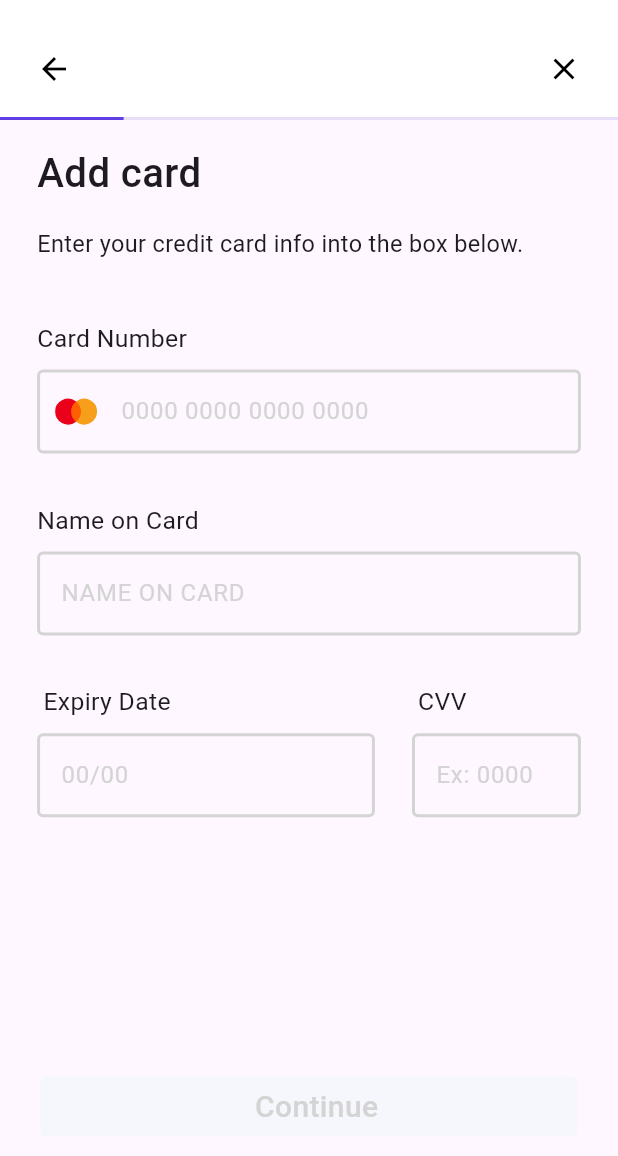
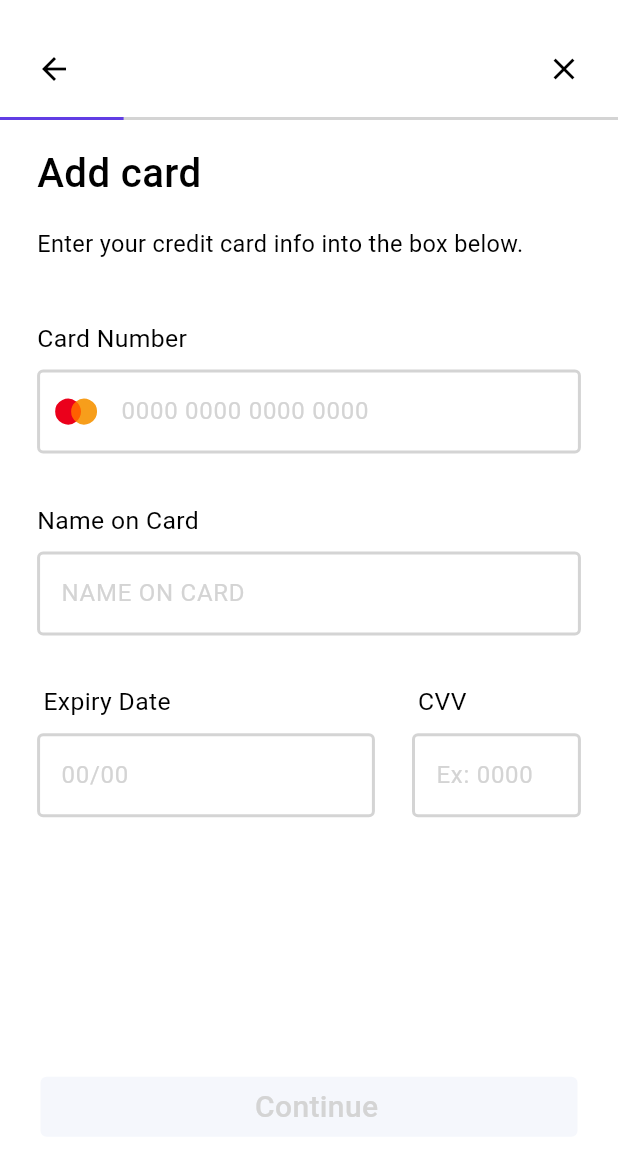
Before and after one commit to Mohammadalsalhi55/forex, a Flutter app: the screen it shows after launch, after a tap on "Add your card", on a phone screen of 412 x 824 dp. Shown: the top 1156 px of the screen. Run offline on Flutter 3.47's test engine with Material 3 defaults, Android fonts, the light colour scheme and no system bars; our stand-ins replace flutter_otp_text_field, flutter_svg.

Commit message:
the light mode is done

```diff
--- /dev/null
+++ b/forex/devtools_options.yaml
@@ -0,0 +1,3 @@
+description: This file stores settings for Dart & Flutter DevTools.
+documentation: https://docs.flutter.dev/tools/devtools/extensions#configure-extension-enablement-states
+extensions:
--- a/forex/lib/main.dart
+++ b/forex/lib/main.dart
@@ -1,17 +1,19 @@
 import 'package:flutter/material.dart';
-import 'package:forex/light/add_card.dart';
-import 'package:forex/light/number_card.dart';
-import 'package:forex/light/successfully_added.dart';
-import 'package:forex/light/verify_card.dart';
+import 'package:forex/pages/add_card.dart';
+import 'package:forex/pages/number_card.dart';
+import 'package:forex/pages/successfully_added.dart';
+import 'package:forex/pages/verify_card.dart';
+import 'package:forex/themes/theme_provider.dart';
+import 'package:provider/provider.dart';
 
 void main() {
-  runApp(const MyApp());
+  runApp(ChangeNotifierProvider<ThemeProvider>(
+      create: (_) => ThemeProvider(), child: MyApp()));
 }
 
 class MyApp extends StatelessWidget {
   const MyApp({super.key});
 
-  // This widget is the root of your application.
   @override
   Widget build(BuildContext context) {
     return MaterialApp(
@@ -21,6 +23,7 @@
         '/successfullyadded': (context) => const SuccessfullyAdded(),
       },
       debugShowCheckedModeBanner: false,
+      theme: Provider.of<ThemeProvider>(context).themeData,
       home: const AddingCard(),
     );
   }
--- a/forex/lib/light/add_card.dart
+++ b/forex/lib/pages/add_card.dart
@@ -1,5 +1,6 @@
 import 'package:flutter/material.dart';
 import 'package:forex/componenet/button_widget.dart';
+import 'package:forex/componenet/my_drawer.dart';
 
 class AddingCard extends StatelessWidget {
   const AddingCard({super.key});
--- /dev/null
+++ b/forex/lib/themes/dark_mode.dart
@@ -0,0 +1,11 @@
+// ignore_for_file: deprecated_member_use
+
+import 'package:flutter/material.dart';
+
+ThemeData darkMode = ThemeData(
+    colorScheme: ColorScheme.dark(
+  background: Color(0xFF1D2939),
+  primary: Color(0xFF613DE4),
+  secondary: Color(0xFF475467),
+  inversePrimary: Color(0xFF101828),
+));
--- /dev/null
+++ b/forex/lib/themes/light_mode.dart
@@ -0,0 +1,11 @@
+// ignore_for_file: deprecated_member_use
+
+import 'package:flutter/material.dart';
+
+ThemeData lightMode = ThemeData(
+    colorScheme: ColorScheme.light(
+  background: Colors.white,
+  primary: const Color(0xFF613DE4),
+  secondary: Color(0xFFD4D4D4),
+  inversePrimary: Color(0xFFD4D4D4),
+));
--- /dev/null
+++ b/forex/lib/themes/theme_provider.dart
@@ -0,0 +1,21 @@
+import 'package:flutter/material.dart';
+import 'package:forex/themes/dark_mode.dart';
+import 'package:forex/themes/light_mode.dart';
+
+class ThemeProvider extends ChangeNotifier {
+  ThemeData _themeData = lightMode;
+
+  ThemeData get themeData => _themeData;
+  bool get isDarkMode => _themeData == darkMode;
+  set themeData(ThemeData themeData) {
+    _themeData = themeData;
+    notifyListeners();
+  }
+
+  void toogleTheme() {
+    if (_themeData == lightMode) {
+      themeData = darkMode;
+    } else
+      themeData = lightMode;
+  }
+}
--- a/forex/pubspec.yaml
+++ b/forex/pubspec.yaml
@@ -41,6 +41,7 @@ dependencies:
   flutter_otp_text_field: ^1.5.1+1
   pinput: ^5.0.0
   pin_code_fields: ^8.0.1
+  provider: ^6.1.5+1
 
 dev_dependencies:
   flutter_test:
```
Also changed, not shown: forex/lib/componenet/my_drawer.dart (added, +29 -0 lines), forex/lib/componenet/setting_page.dart (added, +42 -0 lines), forex/lib/pages/number_card.dart (renamed from forex/lib/light/number_card.dart), forex/lib/pages/successfully_added.dart (renamed from forex/lib/light/successfully_added.dart), forex/lib/pages/verify_card.dart (renamed from forex/lib/light/verify_card.dart), forex/pubspec.lock.
